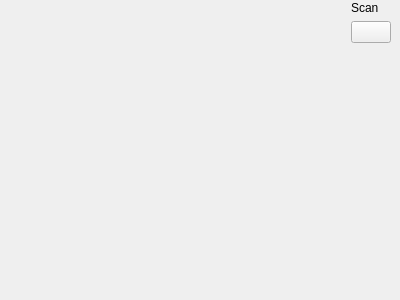
analogdevicesinc/scopy, file core/ui/scopyhomepage.ui: the form before one commit.
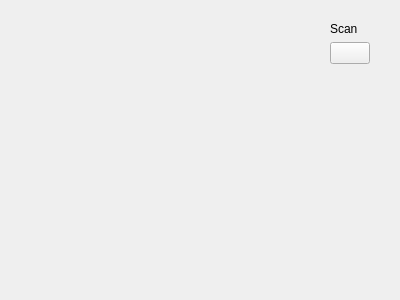
The form after the commit. Custom widgets are drawn as their Qt base class.

Patch:
```diff
--- a/core/ui/scopyhomepage.ui
+++ b/core/ui/scopyhomepage.ui
@@ -13,21 +13,39 @@
   <property name="windowTitle">
    <string>Form</string>
   </property>
-  <layout class="QVBoxLayout" name="verticalLayout" stretch="0,4">
+  <layout class="QVBoxLayout" name="verticalLayout" stretch="0">
+   <property name="spacing">
+    <number>0</number>
+   </property>
+   <property name="leftMargin">
+    <number>0</number>
+   </property>
+   <property name="topMargin">
+    <number>0</number>
+   </property>
+   <property name="rightMargin">
+    <number>0</number>
+   </property>
+   <property name="bottomMargin">
+    <number>0</number>
+   </property>
+   <item>
+    <widget class="QWidget" name="container" native="true">
+     <layout class="QVBoxLayout" name="verticalLayout_3" stretch="0,4">
    <property name="spacing">
     <number>10</number>
    </property>
    <property name="leftMargin">
-    <number>0</number>
+       <number>20</number>
    </property>
    <property name="topMargin">
-    <number>0</number>
+       <number>20</number>
    </property>
    <property name="rightMargin">
-    <number>0</number>
+       <number>20</number>
    </property>
    <property name="bottomMargin">
-    <number>0</number>
+       <number>20</number>
    </property>
    <item>
     <widget class="QWidget" name="horizontalLayout_2" native="true">
@@ -46,18 +64,47 @@
        </widget>
       </item>
       <item>
+          <spacer name="horizontalSpacer">
+           <property name="orientation">
+            <enum>Qt::Orientation::Horizontal</enum>
+           </property>
+           <property name="sizeType">
+            <enum>QSizePolicy::Policy::Preferred</enum>
+           </property>
+           <property name="sizeHint" stdset="0">
+            <size>
+             <width>40</width>
+             <height>20</height>
+            </size>
+           </property>
+          </spacer>
+         </item>
+         <item>
+          <widget class="QWidget" name="scanContainer" native="true">
+           <property name="sizePolicy">
+            <sizepolicy hsizetype="Fixed" vsizetype="Preferred">
+             <horstretch>0</horstretch>
+             <verstretch>0</verstretch>
+            </sizepolicy>
+           </property>
        <layout class="QVBoxLayout" name="verticalLayout_2">
         <property name="sizeConstraint">
-         <enum>QLayout::SetMaximumSize</enum>
+             <enum>QLayout::SizeConstraint::SetMaximumSize</enum>
         </property>
         <property name="topMargin">
-         <number>0</number>
+             <number>1</number>
         </property>
         <property name="rightMargin">
-         <number>0</number>
+             <number>1</number>
         </property>
         <item>
          <widget class="QLabel" name="label_2">
+              <property name="sizePolicy">
+               <sizepolicy hsizetype="Fixed" vsizetype="Fixed">
+                <horstretch>0</horstretch>
+                <verstretch>0</verstretch>
+               </sizepolicy>
+              </property>
           <property name="text">
            <string>Scan</string>
           </property>
@@ -79,7 +126,10 @@
         <item>
          <spacer name="verticalSpacer">
           <property name="orientation">
-           <enum>Qt::Vertical</enum>
+               <enum>Qt::Orientation::Vertical</enum>
+              </property>
+              <property name="sizeType">
+               <enum>QSizePolicy::Policy::Expanding</enum>
           </property>
           <property name="sizeHint" stdset="0">
            <size>
@@ -90,6 +140,7 @@
          </spacer>
         </item>
        </layout>
+          </widget>
       </item>
      </layout>
     </widget>
@@ -102,6 +153,9 @@
        <verstretch>0</verstretch>
       </sizepolicy>
      </property>
+       </widget>
+      </item>
+     </layout>
     </widget>
    </item>
   </layout>
```
Lines whose indentation alone changed are shown as unchanged.
